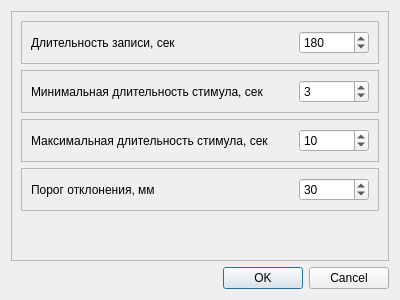
First picture: the form in metodics/dynamic_tests/boxer_dodging/boxerdodgingparamsdialog.ui, repository grigp/a-analyser, before the edit.
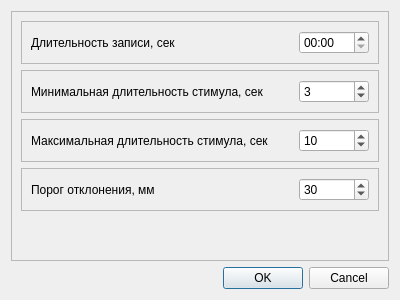
Second picture: the form after the edit.

```diff
--- a/metodics/dynamic_tests/boxer_dodging/boxerdodgingparamsdialog.ui
+++ b/metodics/dynamic_tests/boxer_dodging/boxerdodgingparamsdialog.ui
@@ -53,24 +53,15 @@
           </spacer>
          </item>
          <item>
-          <widget class="QSpinBox" name="edTime">
+          <widget class="QTimeEdit" name="edTime">
            <property name="minimumSize">
             <size>
              <width>70</width>
              <height>0</height>
             </size>
            </property>
-           <property name="minimum">
-            <number>120</number>
-           </property>
-           <property name="maximum">
-            <number>300</number>
-           </property>
-           <property name="singleStep">
-            <number>10</number>
-           </property>
-           <property name="value">
-            <number>180</number>
+           <property name="displayFormat">
+            <string>mm:ss</string>
            </property>
           </widget>
          </item>
```
